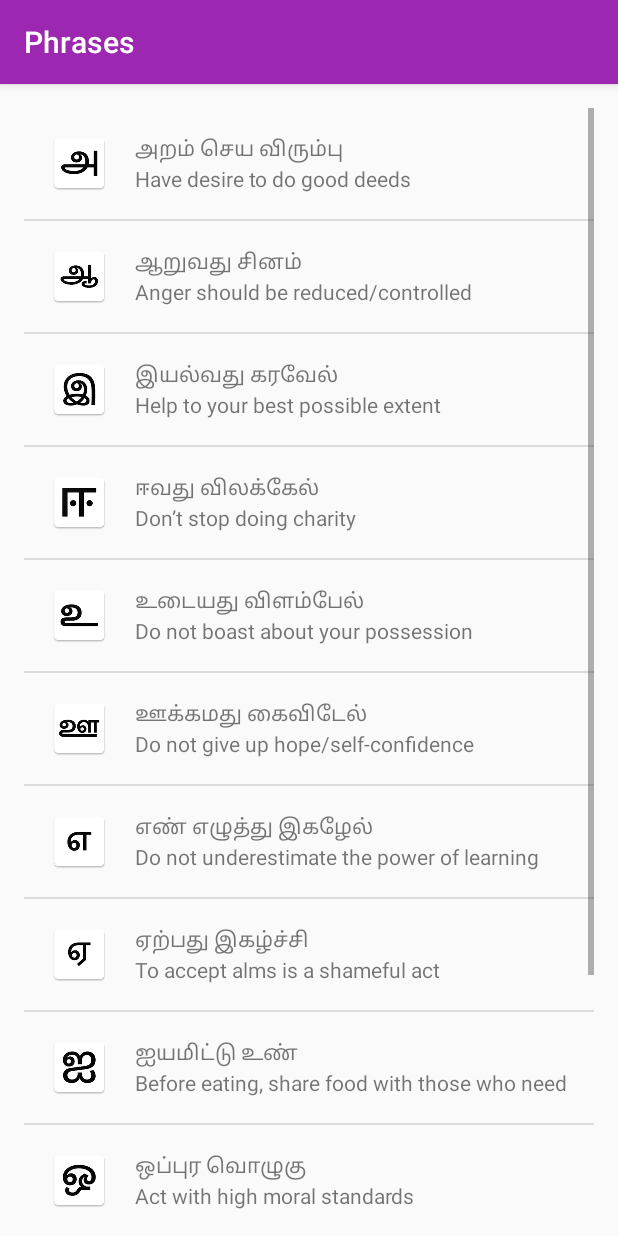
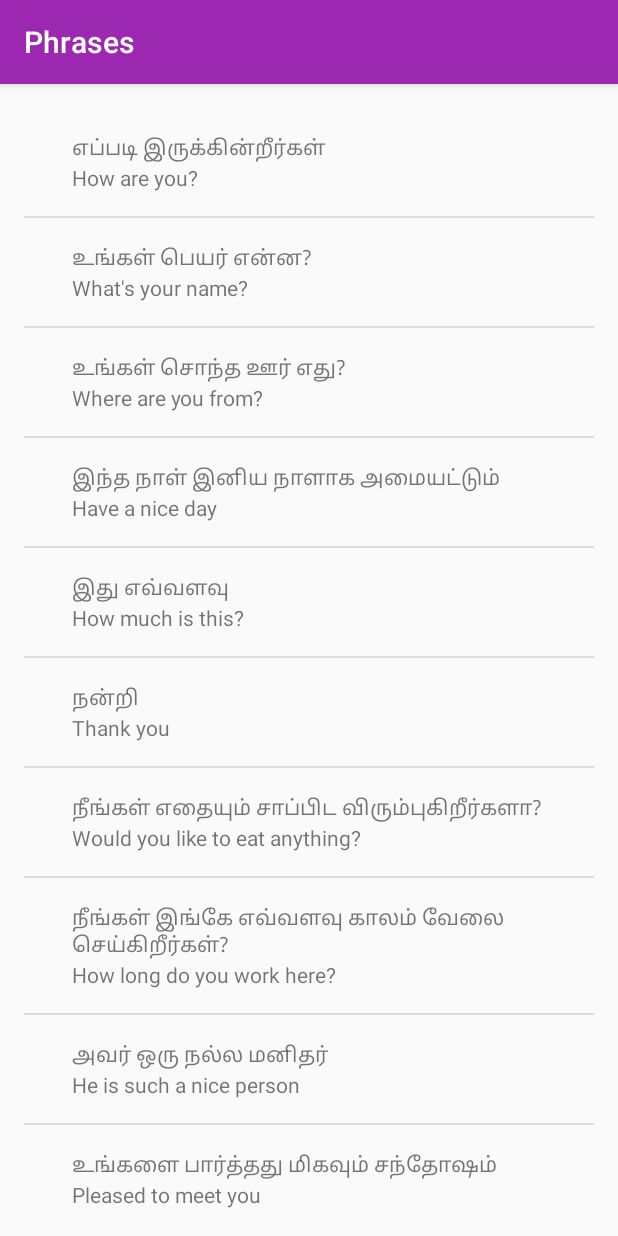
Before and after one commit to madhank93/TamilAndroidApp, an Android app: the screen it shows after launch (PhrasesActivity), after a tap on "Phrases", on a phone screen of 412 x 824 dp. Run offline under Robolectric (Android 15) with nearby library versions, the light colour scheme and no system bars.

Commit message:
handle phrases activity which has no image

```diff
--- a/app/src/main/AndroidManifest.xml
+++ b/app/src/main/AndroidManifest.xml
@@ -17,12 +17,14 @@
         </activity>
         <activity android:name=".NumbersActivity"
             android:label="Numbers"/>
-        <activity android:name=".PhrasesActivity"
-            android:label="Phrases"/>
+        <activity android:name=".PoemActivity"
+            android:label="Poem"/>
         <activity android:name=".FamilyActivity"
             android:label="Family"/>
         <activity android:name=".ColorsActivity"
             android:label="Colors"></activity>
+        <activity android:name=".PhrasesActivity"
+            android:label="Phrases"></activity>
     </application>
     <protected-broadcast android:name="com.motorola.motocare.INTENT_TRIGGER" />
 </manifest>
--- a/app/src/main/java/com/example/android/tamilapp/MainActivity.java
+++ b/app/src/main/java/com/example/android/tamilapp/MainActivity.java
@@ -56,17 +56,31 @@ public class MainActivity extends AppCompatActivity {
         });
 
         // Find the View that shows the phrases category
+        TextView poem = (TextView) findViewById(R.id.poem);
+
+        // Set a click listener on that View
+        poem.setOnClickListener(new View.OnClickListener() {
+            // The code in this method will be executed when the phrases category is clicked on.
+            @Override
+            public void onClick(View view) {
+                // Create a new intent to open the {@link PoemActivity}
+                Intent poemIntent = new Intent(MainActivity.this, PoemActivity.class);
+
+                // Start the new activity
+                startActivity(poemIntent);
+            }
+        });
+
+
+        // Find the View that shows the family category
         TextView phrases = (TextView) findViewById(R.id.phrases);
 
         // Set a click listener on that View
         phrases.setOnClickListener(new View.OnClickListener() {
-            // The code in this method will be executed when the phrases category is clicked on.
+            // The code in this method will be executed when the family View is clicked on.
             @Override
             public void onClick(View view) {
-                // Create a new intent to open the {@link PhrasesActivity}
                 Intent phrasesIntent = new Intent(MainActivity.this, PhrasesActivity.class);
-
-                // Start the new activity
                 startActivity(phrasesIntent);
             }
         });
--- a/app/src/main/java/com/example/android/tamilapp/PhrasesActivity.java
+++ b/app/src/main/java/com/example/android/tamilapp/PhrasesActivity.java
@@ -1,10 +1,11 @@
 package com.example.android.tamilapp;
 
+import android.os.Bundle;
 import android.support.v7.app.AppCompatActivity;
-import android.os.Bundle;
 import android.widget.ListView;
 
 import java.util.ArrayList;
+
 
 public class PhrasesActivity extends AppCompatActivity {
 
@@ -15,19 +16,16 @@ public class PhrasesActivity extends AppCompatActivity {
 
         ArrayList<Word> phrases = new ArrayList<>();
 
-        phrases.add(new Word("Have desire to do good deeds","அறம் செய விரும்பு",R.drawable.ah));
-        phrases.add(new Word("Anger should be reduced/controlled","ஆறுவது சினம்",R.drawable.aaah));
-        phrases.add(new Word("Help to your best possible extent","இயல்வது கரவேல்",R.drawable.ee));
-        phrases.add(new Word("Don’t stop doing charity","ஈவது விலக்கேல்",R.drawable.eeee));
-        phrases.add(new Word("Do not boast about your possession","உடையது விளம்பேல்",R.drawable.oo));
-        phrases.add(new Word("Do not give up hope/self-confidence","ஊக்கமது கைவிடேல்",R.drawable.how));
-        phrases.add(new Word("Do not underestimate the power of learning","எண் எழுத்து இகழேல்",R.drawable.ae));
-        phrases.add(new Word("To accept alms is a shameful act","ஏற்பது இகழ்ச்சி",R.drawable.aeae));
-        phrases.add(new Word("Before eating, share food with those who need","ஐயமிட்டு உண்",R.drawable.ai));
-        phrases.add(new Word("Act with high moral standards","ஒப்புர வொழுகு",R.drawable.oh));
-        phrases.add(new Word("Never stop learning","ஓதுவது ஒழியேல்",R.drawable.ohoh));
-        phrases.add(new Word("Never envy/talk bad about others","ஒளவியம் பேசேல்",R.drawable.awh));
-        phrases.add(new Word("Do not be stingy in selling food grains","அஃகஞ் சுருக்கேல்",R.drawable.akku));
+        phrases.add(new Word("How are you?","எப்படி இருக்கின்றீர்கள்"));
+        phrases.add(new Word("What's your name?","உங்கள் பெயர் என்ன?"));
+        phrases.add(new Word("Where are you from?","உங்கள் சொந்த ஊர் எது?"));
+        phrases.add(new Word("Have a nice day","இந்த நாள் இனிய நாளாக அமையட்டும்"));
+        phrases.add(new Word("How much is this?","இது எவ்வளவு"));
+        phrases.add(new Word("Thank you","நன்றி"));
+        phrases.add(new Word("Would you like to eat anything?","நீங்கள் எதையும் சாப்பிட விரும்புகிறீர்களா?"));
+        phrases.add(new Word("How long do you work here?","நீங்கள் இங்கே எவ்வளவு காலம் வேலை செய்கிறீர்கள்?"));
+        phrases.add(new Word("He is such a nice person","அவர் ஒரு நல்ல மனிதர்"));
+        phrases.add(new Word("Pleased to meet you","உங்களை பார்த்தது மிகவும் சந்தோஷம்"));
 
         // Create an instance for Custom Array Adapter(In this case WordAdapter)
         // (ArrayAdapter - adapter converts an ArrayList of objects into View items loaded into the ListView container)
@@ -38,4 +36,6 @@ public class PhrasesActivity extends AppCompatActivity {
         listView.setAdapter(itemsAdapter);
 
     }
+
+
 }
--- a/app/src/main/java/com/example/android/tamilapp/Word.java
+++ b/app/src/main/java/com/example/android/tamilapp/Word.java
@@ -4,12 +4,18 @@ public class Word {
 
     private String mTamilTranslation;
     private String mDefaultTranslation;
-    private int mImageResourceID;
+    private int mImageResourceID = HAS_NO_IMAGE;
+    private static final int HAS_NO_IMAGE = -1;
 
     public Word (String mdefaultTranslation, String mtamilTranslation, int mImageResourceID) {
         this.mTamilTranslation = mtamilTranslation;
         this.mDefaultTranslation = mdefaultTranslation;
         this.mImageResourceID = mImageResourceID;
+    }
+
+    public Word (String mdefaultTranslation, String mtamilTranslation) {
+        this.mTamilTranslation = mtamilTranslation;
+        this.mDefaultTranslation = mdefaultTranslation;
     }
 
     /**
@@ -32,4 +38,8 @@ public class Word {
     public int getImageResourceId() {
         return mImageResourceID;
     }
+
+    public boolean hasImage(){
+        return mImageResourceID != HAS_NO_IMAGE;
+    }
 }
--- a/app/src/main/java/com/example/android/tamilapp/WordAdapter.java
+++ b/app/src/main/java/com/example/android/tamilapp/WordAdapter.java
@@ -26,18 +26,13 @@ public class WordAdapter extends ArrayAdapter<Word> {
     public View getView(int position, View convertView, ViewGroup parent) {
         // Check if the existing view is being reused, otherwise inflate the view
         View listItemView = convertView;
+
         if (listItemView == null) {
             listItemView = LayoutInflater.from(getContext()).inflate(
                     R.layout.list_item, parent, false);
         }
         // Get the {@link Word} object located at this position in the list
         Word currentWord = getItem(position);
-
-        // Find the ImageView in the list_item.xml layout with the ID list_item_icon
-        ImageView imageIcon = listItemView.findViewById(R.id.list_item_icon);
-        // Get the image resource ID from the current Word object and
-        // set the image to iconView
-        imageIcon.setImageResource(currentWord.getImageResourceId());
 
         // Find the TextView in the list_item.xml layout with the ID version_name
         TextView nameTextView = (TextView) listItemView.findViewById(R.id.tamil_text_view);
@@ -51,6 +46,18 @@ public class WordAdapter extends ArrayAdapter<Word> {
         // set this text on the number TextView
         numberTextView.setText(currentWord.getDefaultTranslation());
 
+        // Find the ImageView in the list_item.xml layout with the ID list_item_icon
+        ImageView imageIcon = listItemView.findViewById(R.id.list_item_icon);
+
+        // From the currentWord object check if it has image.
+        // If it has image; set the image to iconView.
+        // Else hide the image view
+        if (currentWord.hasImage()) {
+            imageIcon.setImageResource(currentWord.getImageResourceId());
+        }
+        else {
+            imageIcon.setVisibility(View.GONE);
+        }
         // Return the whole list item layout (containing 2 TextViews and an ImageView)
         // so that it can be shown in the ListView
         return listItemView;
--- a/app/src/main/res/values/colors.xml
+++ b/app/src/main/res/values/colors.xml
@@ -21,6 +21,9 @@
     <!-- Background color for the phrases category -->
     <color name="category_phrases">#9c64a6</color>
 
+    <!-- Background color for the phrases category -->
+    <color name="category_poem">#ffc4ff</color>
+
     <color name="text_color">#000000</color>
 
 </resources>
--- a/app/src/main/res/values/strings.xml
+++ b/app/src/main/res/values/strings.xml
@@ -13,4 +13,7 @@
 
     <!-- Category name for the vocabulary words for family members [CHAR LIMIT=20] -->
     <string name="category_family">Family Members</string>
+
+    <!-- Category name for the vocabulary words for family members [CHAR LIMIT=20] -->
+    <string name="category_poem">Poem</string>
 </resources>
```
Also changed, not shown: app/src/main/java/com/example/android/tamilapp/PoemActivity.java (added, +41 -0 lines), app/src/main/res/layout/activity_main.xml (+9 -3 lines).
